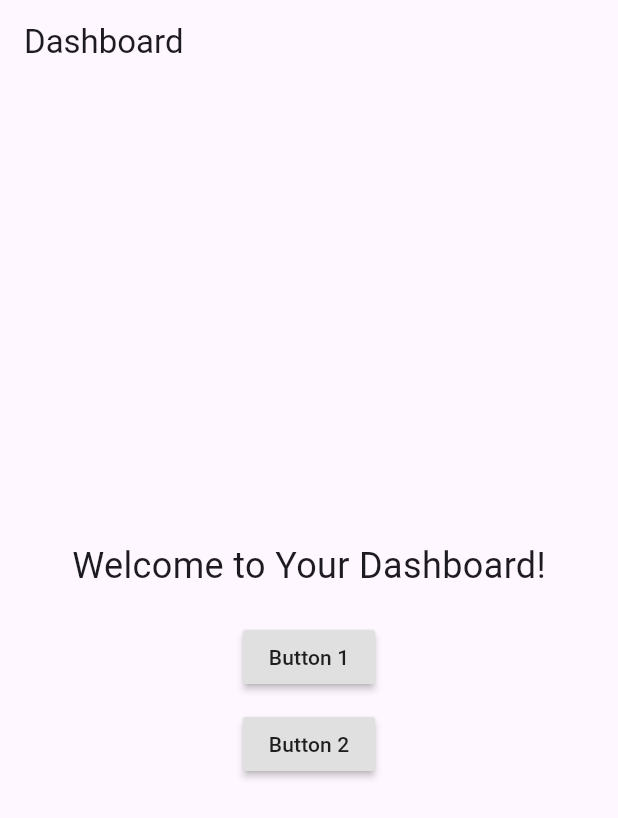
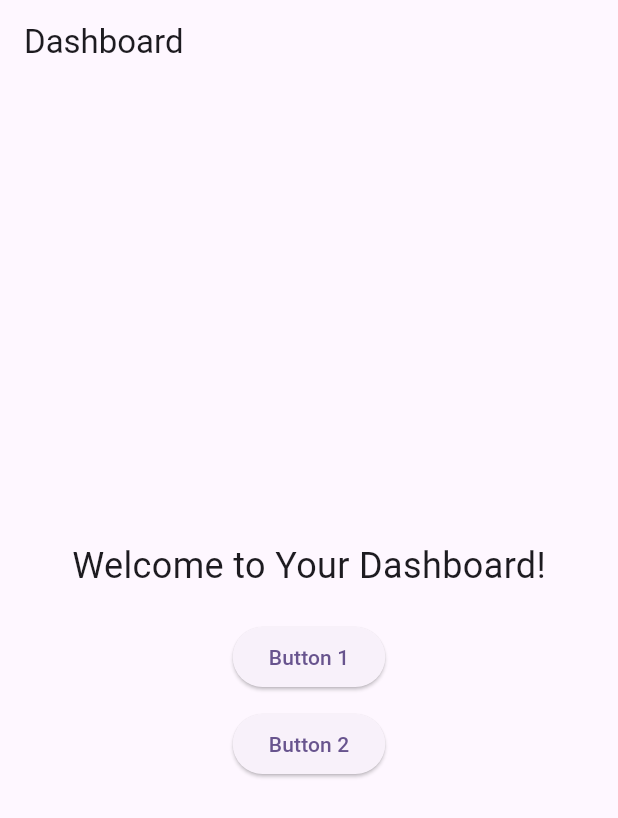
Before and after one commit to otienodiana/14_MOBILE_DEVS, a Flutter app: the DashboardPage screen opened directly, on a phone screen of 412 x 824 dp. Shown: the top 818 px of the screen. Run offline on Flutter 3.47's test engine with Material 3 defaults, Android fonts, the phone set to English and light mode, and no system bars.

Commit message:
updating the the error on the dashboard

```diff
--- a/sema_mama/lib/Screens/dashboard.dart
+++ b/sema_mama/lib/Screens/dashboard.dart
@@ -8,7 +8,7 @@ class MyApp extends StatelessWidget {
   @override
   Widget build(BuildContext context) {
     return MaterialApp(
-      title: 'My Dashboard',
+      title: 'Dashboard Page',
       theme: ThemeData(
         primarySwatch: Colors.blue,
         visualDensity: VisualDensity.adaptivePlatformDensity,
@@ -34,14 +34,14 @@ class DashboardPage extends StatelessWidget {
               style: TextStyle(fontSize: 24.0),
             ),
             SizedBox(height: 20.0),
-            RaisedButton(
+            ElevatedButton(
               onPressed: () {
                 // Add your action here
               },
               child: Text('Button 1'),
             ),
             SizedBox(height: 10.0),
-            RaisedButton(
+            ElevatedButton(
               onPressed: () {
                 // Add your action here
               },
--- a/sema_mama/lib/Screens/login.dart
+++ b/sema_mama/lib/Screens/login.dart
@@ -1,5 +1,5 @@
 import 'package:flutter/material.dart';
-
+import 'dashboard.dart';
 
 class LoginScreen extends StatelessWidget {
   const LoginScreen({Key? key}) : super(key: key);
```
